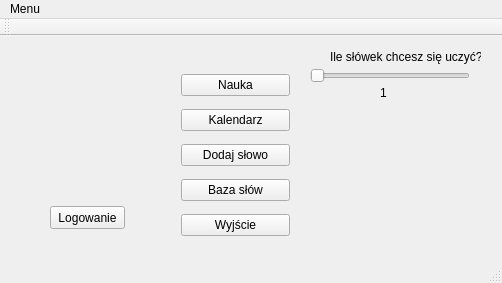
dampo21/ZPR-Projekt-SuperMemo, file SuperMemo/mainwindow.ui: the form before one commit.
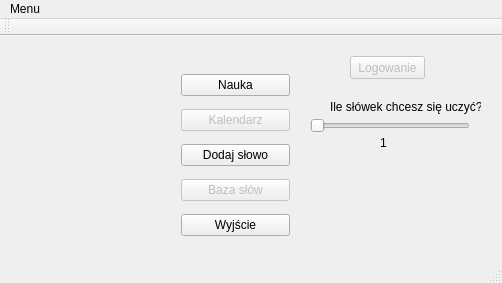
The form after the commit.

What changed in the file:
```diff
--- a/SuperMemo/mainwindow.ui
+++ b/SuperMemo/mainwindow.ui
@@ -30,10 +30,13 @@
   </property>
   <widget class="QWidget" name="centralWidget">
    <widget class="QPushButton" name="pushButton">
+    <property name="enabled">
+     <bool>false</bool>
+    </property>
     <property name="geometry">
      <rect>
-      <x>50</x>
-      <y>170</y>
+      <x>350</x>
+      <y>20</y>
       <width>75</width>
       <height>23</height>
      </rect>
@@ -46,7 +49,7 @@
     <property name="geometry">
      <rect>
       <x>310</x>
-      <y>30</y>
+      <y>80</y>
       <width>160</width>
       <height>19</height>
      </rect>
@@ -71,7 +74,7 @@
     <property name="geometry">
      <rect>
       <x>330</x>
-      <y>10</y>
+      <y>60</y>
       <width>151</width>
       <height>21</height>
      </rect>
@@ -84,7 +87,7 @@
     <property name="geometry">
      <rect>
       <x>380</x>
-      <y>50</y>
+      <y>100</y>
       <width>47</width>
       <height>13</height>
      </rect>
@@ -112,6 +115,9 @@
      </item>
      <item>
       <widget class="QPushButton" name="scheduleButton">
+       <property name="enabled">
+        <bool>false</bool>
+       </property>
        <property name="text">
         <string>Kalendarz</string>
        </property>
@@ -126,6 +132,9 @@
      </item>
      <item>
       <widget class="QPushButton" name="wordsButton">
+       <property name="enabled">
+        <bool>false</bool>
+       </property>
        <property name="text">
         <string>Baza słów</string>
        </property>
```
Left out of the diff: 7 changed lines with no effect on the pictures.
